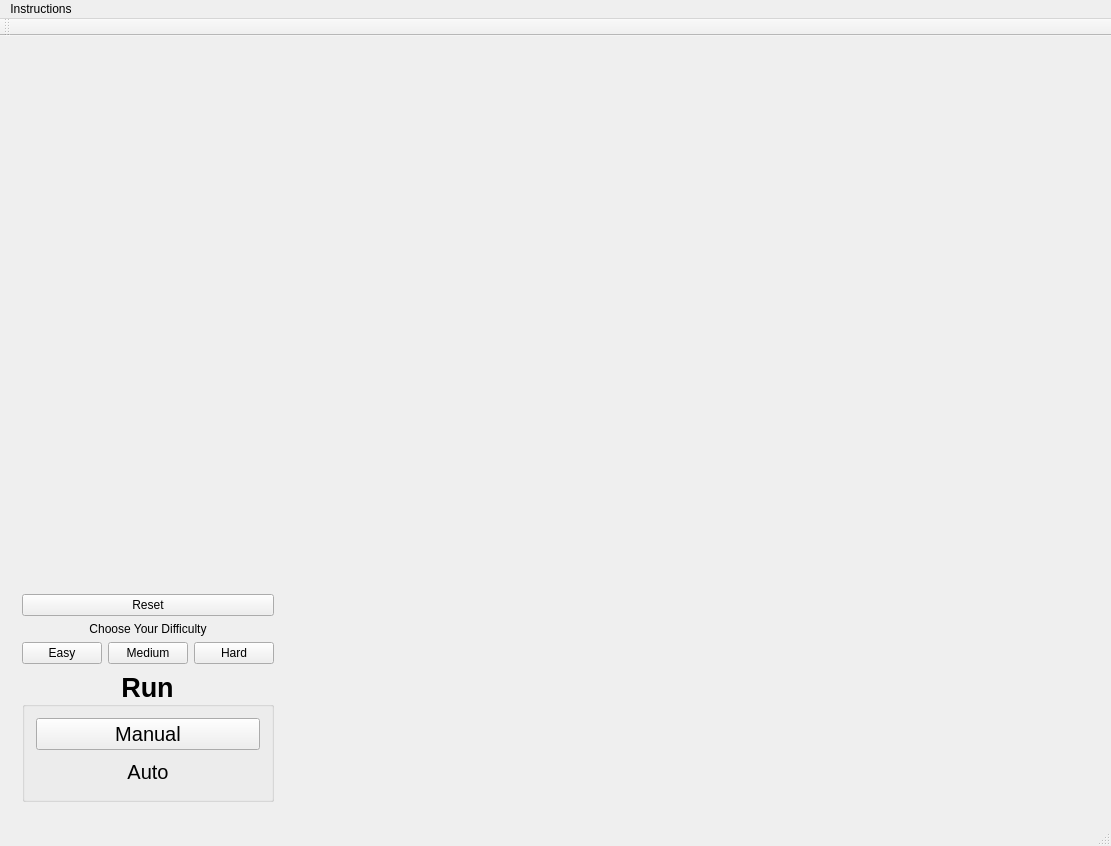
Above: mainwindow.ui from dcrich/pathfinder before the change. Below: the same form after it.
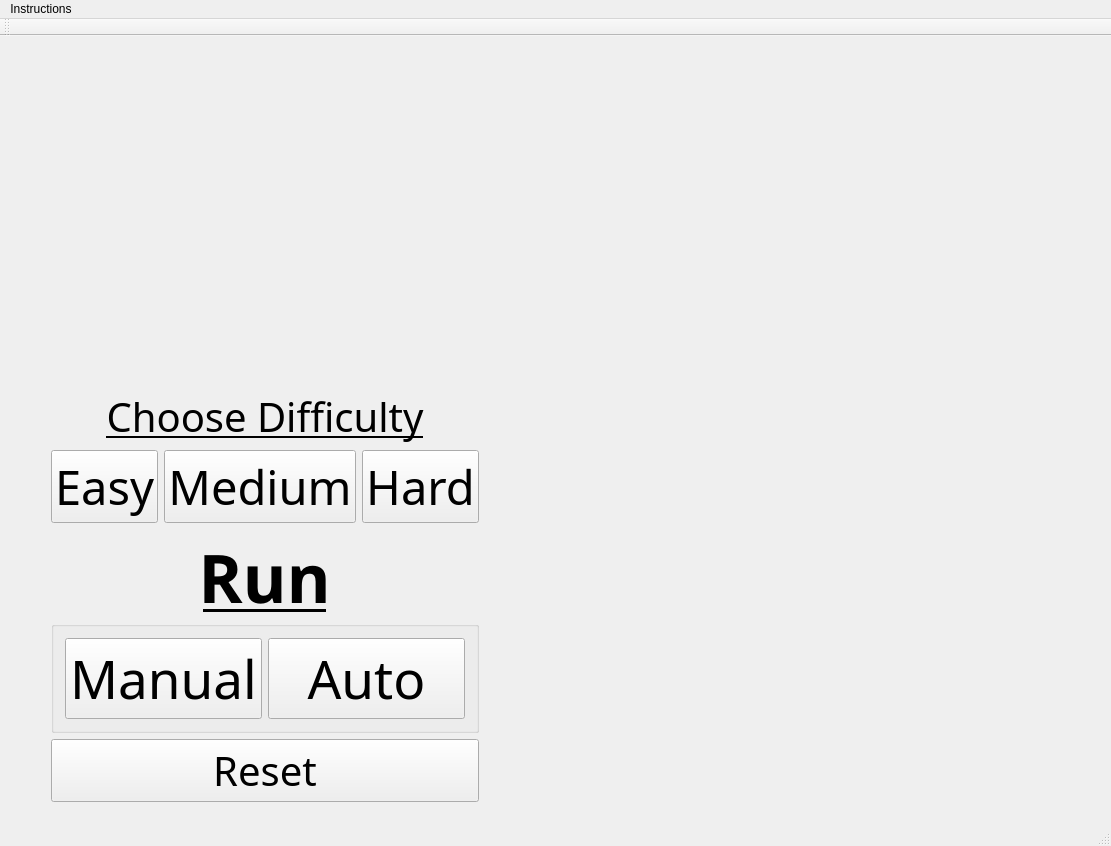
That is the form after the change. Custom widgets are drawn as their Qt base class.

```diff
--- a/mainwindow.ui
+++ b/mainwindow.ui
@@ -15,10 +15,26 @@
   </property>
   <widget class="QWidget" name="centralWidget">
    <layout class="QGridLayout" name="gridLayout">
-    <item row="0" column="0">
+    <item row="0" column="2">
      <widget class="OSGWidget" name="mOSGMainWidget" native="true">
+      <property name="autoFillBackground">
+       <bool>false</bool>
+      </property>
       <layout class="QGridLayout" name="gridLayout_3">
-       <item row="1" column="1">
+       <item row="0" column="1">
+        <spacer name="verticalSpacer_2">
+         <property name="orientation">
+          <enum>Qt::Vertical</enum>
+         </property>
+         <property name="sizeHint" stdset="0">
+          <size>
+           <width>20</width>
+           <height>268</height>
+          </size>
+         </property>
+        </spacer>
+       </item>
+       <item row="1" column="2">
         <spacer name="horizontalSpacer_2">
          <property name="orientation">
           <enum>Qt::Horizontal</enum>
@@ -31,19 +47,19 @@
          </property>
         </spacer>
        </item>
-       <item row="1" column="0">
+       <item row="1" column="1">
         <layout class="QVBoxLayout" name="verticalLayout">
-         <item>
-          <widget class="QPushButton" name="bReset">
-           <property name="text">
-            <string>Reset</string>
-           </property>
-          </widget>
-         </item>
          <item>
           <widget class="QLabel" name="label_2">
+           <property name="font">
+            <font>
+             <family>Papyrus</family>
+             <pointsize>30</pointsize>
+             <underline>true</underline>
+            </font>
+           </property>
            <property name="text">
-            <string>Choose Your Difficulty</string>
+            <string>Choose Difficulty</string>
            </property>
            <property name="alignment">
             <set>Qt::AlignCenter</set>
@@ -54,6 +70,12 @@
           <layout class="QGridLayout" name="gridLayout_11">
            <item row="0" column="1">
             <widget class="QPushButton" name="bMedium">
+             <property name="font">
+              <font>
+               <family>Papyrus</family>
+               <pointsize>35</pointsize>
+              </font>
+             </property>
              <property name="text">
               <string>Medium</string>
              </property>
@@ -61,6 +83,12 @@
            </item>
            <item row="0" column="2">
             <widget class="QPushButton" name="bHard">
+             <property name="font">
+              <font>
+               <family>Papyrus</family>
+               <pointsize>35</pointsize>
+              </font>
+             </property>
              <property name="text">
               <string>Hard</string>
              </property>
@@ -68,6 +96,12 @@
            </item>
            <item row="0" column="0">
             <widget class="QPushButton" name="bEasy">
+             <property name="font">
+              <font>
+               <family>Papyrus</family>
+               <pointsize>35</pointsize>
+              </font>
+             </property>
              <property name="text">
               <string>Easy</string>
              </property>
@@ -81,10 +115,11 @@
             <widget class="QGroupBox" name="verticalGroupBox">
              <property name="font">
               <font>
-               <pointsize>20</pointsize>
+               <family>Papyrus</family>
+               <pointsize>50</pointsize>
                <weight>75</weight>
                <bold>true</bold>
-               <underline>false</underline>
+               <underline>true</underline>
               </font>
              </property>
              <property name="title">
@@ -98,10 +133,13 @@
              </property>
              <layout class="QVBoxLayout" name="verticalLayout_2">
               <item>
+               <layout class="QHBoxLayout" name="horizontalLayout_2">
+                <item>
                <widget class="QPushButton" name="bRun">
                 <property name="font">
                  <font>
-                  <pointsize>15</pointsize>
+                    <family>Papyrus</family>
+                    <pointsize>40</pointsize>
                   <weight>50</weight>
                   <bold>false</bold>
                   <underline>false</underline>
@@ -119,7 +157,8 @@
                 </property>
                 <property name="font">
                  <font>
-                  <pointsize>15</pointsize>
+                    <family>Papyrus</family>
+                    <pointsize>40</pointsize>
                   <weight>50</weight>
                   <bold>false</bold>
                   <underline>false</underline>
@@ -131,27 +170,48 @@
                 <property name="checkable">
                  <bool>false</bool>
                 </property>
+                  <property name="autoDefault">
+                   <bool>false</bool>
+                  </property>
+                  <property name="default">
+                   <bool>false</bool>
+                  </property>
                 <property name="flat">
-                 <bool>true</bool>
+                   <bool>false</bool>
                 </property>
                </widget>
               </item>
              </layout>
+              </item>
+             </layout>
             </widget>
            </item>
           </layout>
          </item>
+         <item>
+          <widget class="QPushButton" name="bReset">
+           <property name="font">
+            <font>
+             <family>Papyrus</family>
+             <pointsize>30</pointsize>
+            </font>
+           </property>
+           <property name="text">
+            <string>Reset</string>
+           </property>
+          </widget>
+         </item>
         </layout>
        </item>
-       <item row="0" column="0">
-        <spacer name="verticalSpacer_2">
+       <item row="1" column="0">
+        <spacer name="horizontalSpacer">
          <property name="orientation">
-          <enum>Qt::Vertical</enum>
+          <enum>Qt::Horizontal</enum>
          </property>
          <property name="sizeHint" stdset="0">
           <size>
-           <width>20</width>
-           <height>268</height>
+           <width>40</width>
+           <height>20</height>
           </size>
          </property>
         </spacer>
```
Lines whose indentation alone changed are shown as unchanged.
